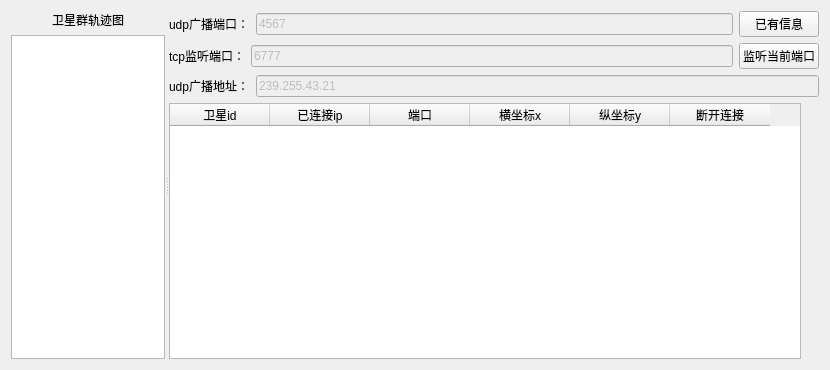
Qt form server.ui (VictorySong/ls) before a commit.
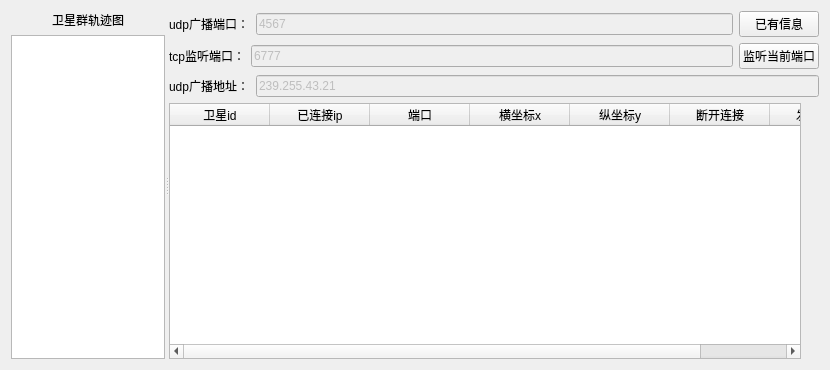
The same form after that commit.

Commit message: 加入从中控端发送指令信息(文本信息)

What changed in the file:
```diff
--- a/server.ui
+++ b/server.ui
@@ -216,6 +216,11 @@
            <string>断开连接</string>
           </property>
          </column>
+         <column>
+          <property name="text">
+           <string>发送指令</string>
+          </property>
+         </column>
         </widget>
        </item>
       </layout>
```
The commit also changes 9 other files.
